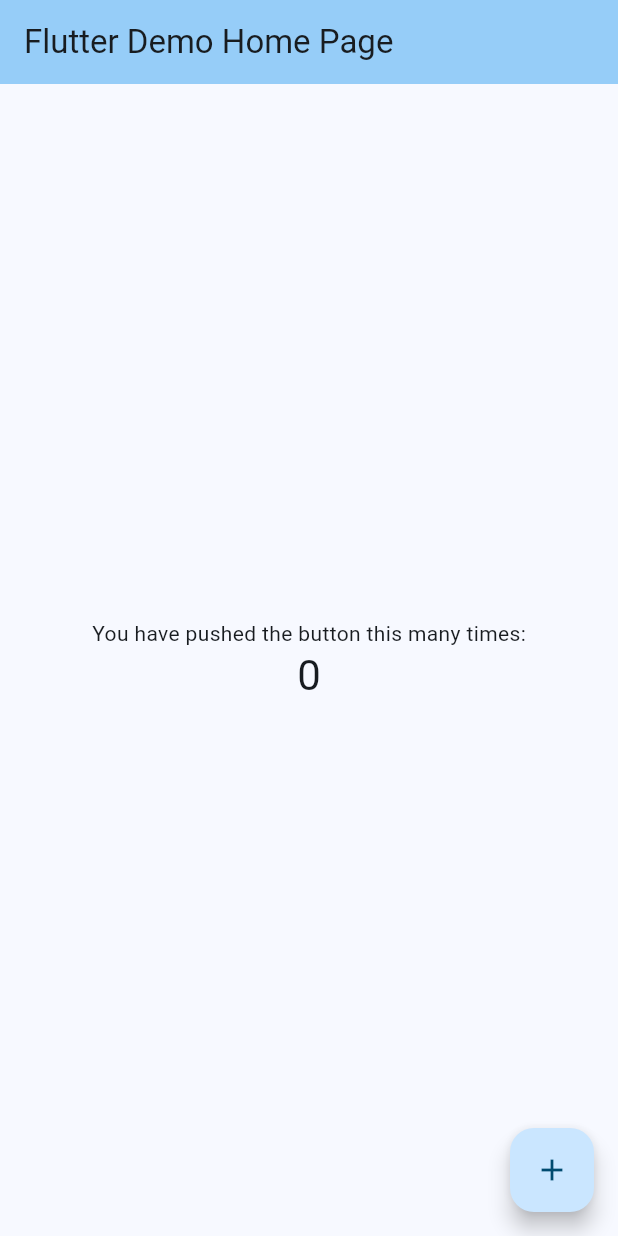
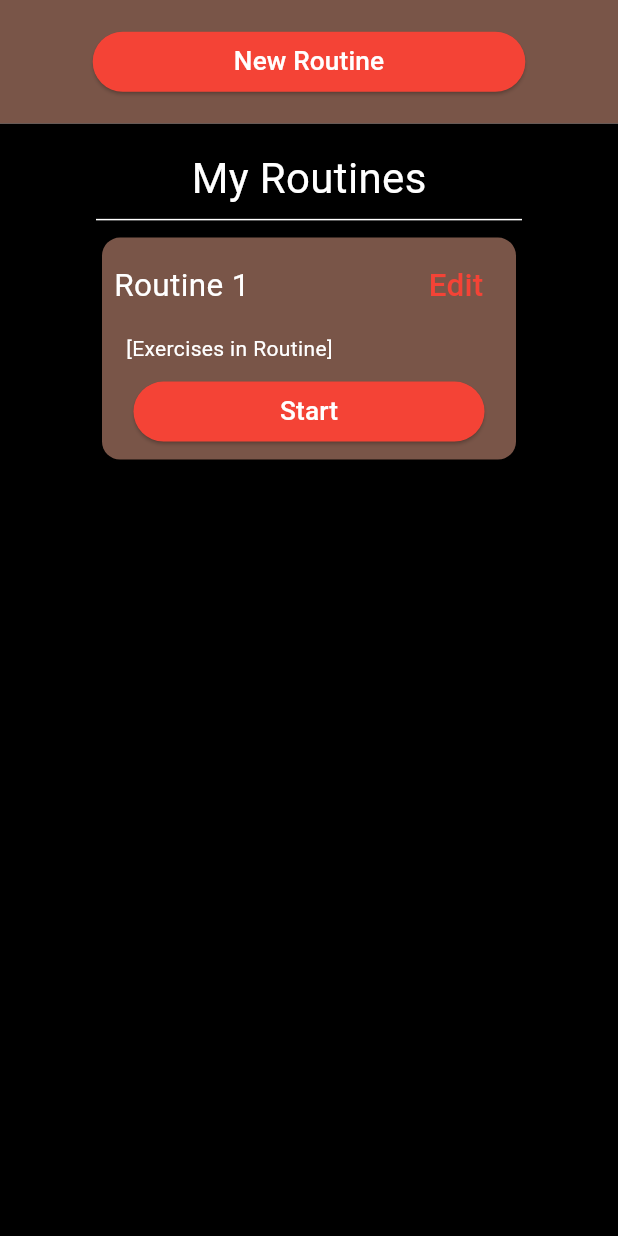
Before and after one commit to egentilucci/work-it-out, a Flutter app: the screen it shows after launch, on a phone screen of 412 x 824 dp. Run offline on Flutter 3.47's test engine with Material 2 defaults, Android fonts, the phone set to English and light mode, and no system bars.

Commit message:
feat: first figma screen

```diff
--- /dev/null
+++ b/lib/home.dart
@@ -0,0 +1,128 @@
+import 'package:flutter/material.dart';
+
+class HomePage extends StatefulWidget {
+  const HomePage({super.key});
+
+  @override
+  State<HomePage> createState() => _HomePageState();
+}
+
+class _HomePageState extends State<HomePage> {
+  @override
+  Widget build(BuildContext context) {
+    return Scaffold(
+      body: Column(
+        children: <Widget>[
+          // Top Part (10% of the screen height)
+          Container(
+            height: MediaQuery.of(context).size.height * 0.10,
+            color: Colors.brown,
+            child: Center(
+              child: FractionallySizedBox(
+                widthFactor: 0.7, // Button width as a fraction of the parent
+                child: ElevatedButton(
+                  style: ButtonStyle(
+                    backgroundColor: MaterialStateProperty.all<Color>(Colors.red),
+                    foregroundColor: MaterialStateProperty.all<Color>(Colors.white),
+                  ),
+                  onPressed: () {
+                    // Button onPressed action
+                  },
+                  child: const Text(
+                    'New Routine',
+                    textScaleFactor: 1.25,
+                  ),
+                ),
+              ),
+            ),
+          ),
+          // Bottom Part
+          Expanded(
+            child: Container(
+              width: MediaQuery.of(context).size.width,
+              color: Colors.black,
+              child: Padding(
+                padding: const EdgeInsets.symmetric(vertical: 16.0, horizontal: 64.0),
+                child: Column(
+                  children: [
+                    const Text(
+                      "My Routines",
+                      textScaleFactor: 2.0,
+                      style: TextStyle(
+                        color: Colors.white,
+                      ),
+                    ),
+                    const Divider(
+                      color: Colors.white, // You can set the color of the divider
+                      thickness: 1, // You can set the thickness of the divider
+                    ),
+                    Card(
+                      color: Colors.brown,
+                      child: Padding(
+                        padding: const EdgeInsets.all(8.0),
+                        child: Column(
+                          children: <Widget>[
+                            Row(
+                              mainAxisAlignment: MainAxisAlignment.spaceBetween,
+                              children: <Widget>[
+                                const Text(
+                                  'Routine 1',
+                                  textScaleFactor: 1.5,
+                                  style: TextStyle(
+                                    color: Colors.white,
+                                  ),
+                                ),
+                                TextButton(
+                                  onPressed: () {},
+                                  child: const Text(
+                                    'Edit',
+                                    textScaleFactor: 1.5,
+                                    style: TextStyle(
+                                      color: Colors.red,
+                                    ),
+                                  ),
+                                ),
+                              ],
+                            ),
+                            const Align(
+                              alignment: Alignment.centerLeft,
+                              child: Padding(
+                                padding: EdgeInsets.all(8.0),
+                                child: Text(
+                                  '[Exercises in Routine]',
+                                  style: TextStyle(
+                                    color: Colors.white,
+                                  ),
+                                ),
+                              ),
+                            ),
+                            FractionallySizedBox(
+                              widthFactor: 0.9, // Button width as a fraction of the parent
+                              child: ElevatedButton(
+                                style: ButtonStyle(
+                                  backgroundColor: MaterialStateProperty.all<Color>(Colors.red),
+                                  foregroundColor: MaterialStateProperty.all<Color>(Colors.white),
+                                ),
+                                onPressed: () {
+                                  // Button onPressed action
+                                },
+                                child: const Text(
+                                  'Start',
+                                  textScaleFactor: 1.25,
+                                ),
+                              ),
+                            ),
+                          ],
+                        ),
+                      ),
+                    ),
+                  ],
+                ),
+              ),
+            ),
+          ),
+        ],
+      ),
+    );
+  }
+}
--- a/lib/main.dart
+++ b/lib/main.dart
@@ -1,4 +1,5 @@
 import 'package:flutter/material.dart';
+import 'package:work_it_out/home.dart';
 
 void main() {
   runApp(const MyApp());
@@ -11,60 +12,12 @@
   @override
   Widget build(BuildContext context) {
     return MaterialApp(
-      title: 'Flutter Demo',
+      title: 'Work it out',
       theme: ThemeData(
         colorScheme: ColorScheme.fromSeed(seedColor: Colors.lightBlue),
         useMaterial3: true,
       ),
-      home: const MyHomePage(title: 'Flutter Demo Home Page'),
+      home: const HomePage(),
     );
   }
 }
-
-class MyHomePage extends StatefulWidget {
-  const MyHomePage({super.key, required this.title});
-
-  final String title;
-
-  @override
-  State<MyHomePage> createState() => _MyHomePageState();
-}
-
-class _MyHomePageState extends State<MyHomePage> {
-  int _counter = 0;
-
-  void _incrementCounter() {
-    setState(() {
-      _counter++;
-    });
-  }
-
-  @override
-  Widget build(BuildContext context) {
-    return Scaffold(
-      appBar: AppBar(
-        backgroundColor: Theme.of(context).colorScheme.inversePrimary,
-        title: Text(widget.title),
-      ),
-      body: Center(
-        child: Column(
-          mainAxisAlignment: MainAxisAlignment.center,
-          children: <Widget>[
-            const Text(
-              'You have pushed the button this many times:',
-            ),
-            Text(
-              '$_counter',
-              style: Theme.of(context).textTheme.headlineMedium,
-            ),
-          ],
-        ),
-      ),
-      floatingActionButton: FloatingActionButton(
-        onPressed: _incrementCounter,
-        tooltip: 'Increment',
-        child: const Icon(Icons.add),
-      ),
-    );
-  }
-}
```
